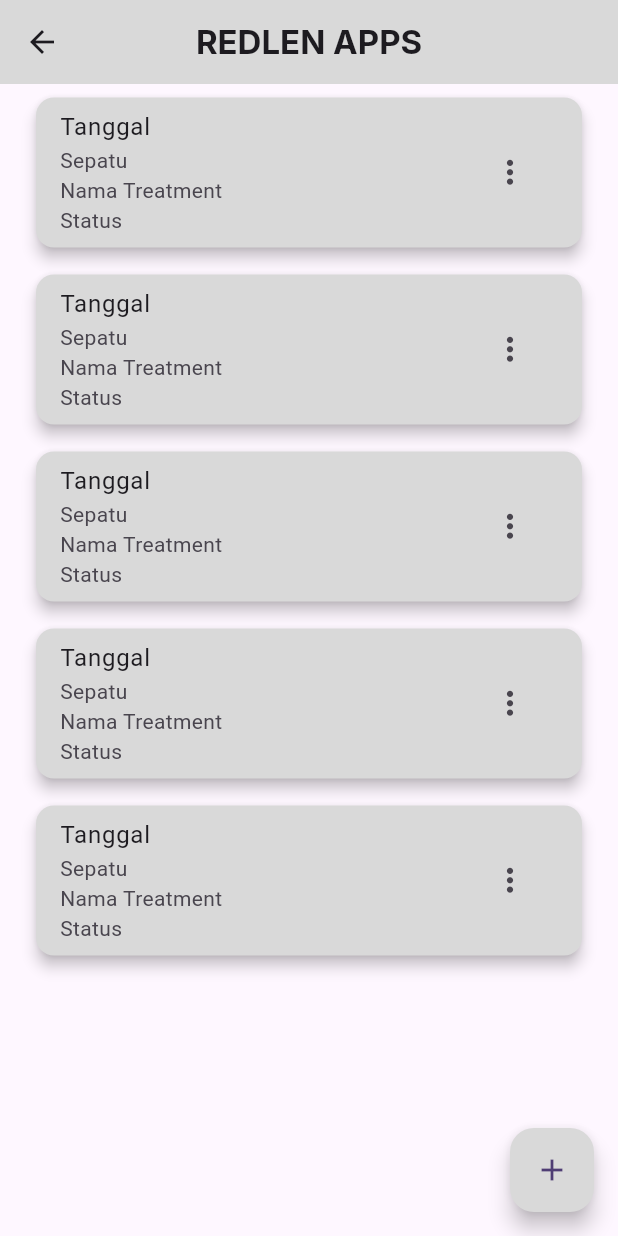
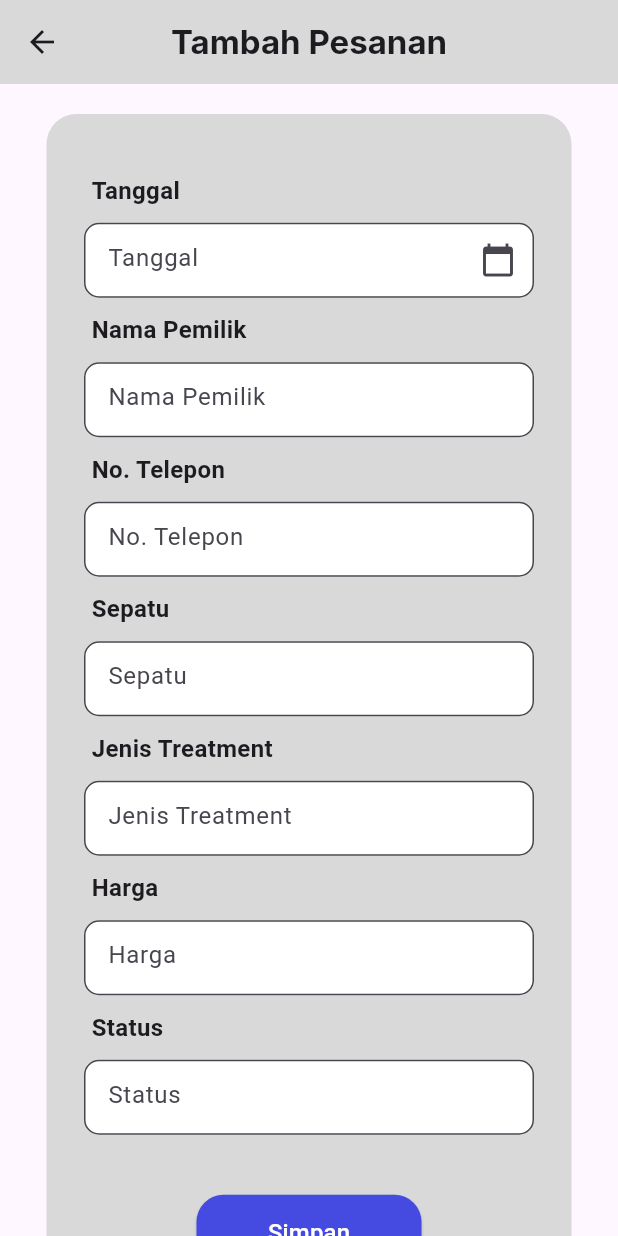
Before and after one commit to prgtyfzh/063_RedlenShoesCleaning, a Flutter app: the DashboardUser screen opened directly, after a tap on the "add" icon, on a phone screen of 412 x 824 dp. Run offline on Flutter 3.47's test engine with Material 2 defaults, Android fonts, the phone set to English and light mode, and no system bars; our stand-ins replace cloud_firestore, firebase_auth, firebase_core, google_fonts; accounts and stored records are empty.

Commit message:
membuat form create pesanan

```diff
--- /dev/null
+++ b/lib/view/user/createpesanan.dart
@@ -0,0 +1,330 @@
+import 'package:flutter/material.dart';
+import 'package:google_fonts/google_fonts.dart';
+
+class CreatePesanan extends StatefulWidget {
+  const CreatePesanan({super.key});
+
+  @override
+  State<CreatePesanan> createState() => _CreatePesananState();
+}
+
+class _CreatePesananState extends State<CreatePesanan> {
+  final TextEditingController _tanggalController = TextEditingController();
+  @override
+  Widget build(BuildContext context) {
+    return Scaffold(
+      appBar: AppBar(
+        backgroundColor: const Color(0xFFD9D9D9),
+        centerTitle: true,
+        title: Text(
+          'Tambah Pesanan',
+          style: GoogleFonts.inter(
+            fontWeight: FontWeight.bold,
+          ),
+        ),
+      ),
+      body: SafeArea(
+        child: SingleChildScrollView(
+          child: Center(
+            child: Padding(
+              padding: const EdgeInsets.all(20.0),
+              child: Container(
+                width: 350,
+                height: 800,
+                decoration: BoxDecoration(
+                  color: const Color(0xFFD9D9D9),
+                  borderRadius: BorderRadius.circular(20),
+                ),
+                child: Center(
+                  child: Column(
+                    mainAxisAlignment: MainAxisAlignment.center,
+                    children: [
+                      const Padding(
+                        padding: EdgeInsets.symmetric(
+                          vertical: 10.0,
+                          horizontal: 30.0,
+                        ),
+                        child: Align(
+                          alignment: Alignment.centerLeft,
+                          child: Text(
+                            'Tanggal', // Teks di atas TextFormField
+                            style: TextStyle(
+                              fontSize: 16,
+                              fontWeight: FontWeight.bold,
+                            ),
+                            textAlign: TextAlign.start,
+                          ),
+                        ),
+                      ),
+                      SizedBox(
+                        width: 300,
+                        height: 50,
+                        child: TextFormField(
+                          // controller: _tanggalController,
+                          decoration: InputDecoration(
+                            hintText: 'Tanggal',
+                            border: OutlineInputBorder(
+                              borderRadius: BorderRadius.circular(10.0),
+                            ),
+                            filled: true,
+                            fillColor: Colors.white,
+                            suffixIcon: IconButton(
+                              icon: const Icon(Icons.calendar_today),
+                              onPressed: () {
+                                // DatePicker.showDatePicker(
+                                //   context,
+                                //   showTitleActions: true,
+                                //   minTime: DateTime(2000, 1, 1),
+                                //   maxTime: DateTime(2030, 12, 31),
+                                //   onConfirm: (date) {
+                                //     _tanggalController.text = date
+                                //         .toString(); // Atur nilai teks sesuai tanggal yang dipilih
+                                //   },
+                                //   currentTime: DateTime.now(),
+                                //   locale: LocaleType.en,
+                                // );
+                              },
+                            ),
+                          ),
+                          readOnly: true, // Disable manual text input
+                          controller:
+                              _tanggalController, // Use a TextEditingController to control the text field value
+                        ),
+                      ),
+                      const Padding(
+                        padding: EdgeInsets.symmetric(
+                          vertical: 10.0,
+                          horizontal: 30.0,
+                        ),
+                        child: Align(
+                          alignment: Alignment.centerLeft,
+                          child: Text(
+                            'Nama Pemilik', // Teks di atas TextFormField
+                            style: TextStyle(
+                              fontSize: 16,
+                              fontWeight: FontWeight.bold,
+                            ),
+                            textAlign: TextAlign.start,
+                          ),
+                        ),
+                      ),
+                      SizedBox(
+                        width: 300,
+                        height: 50,
+                        child: TextFormField(
+                          // controller: _tanggalController,
+                          decoration: InputDecoration(
+                            hintText: 'Nama Pemilik',
+                            border: OutlineInputBorder(
+                              borderRadius: BorderRadius.circular(10.0),
+                            ),
+                            filled: true,
+                            fillColor: Colors.white,
+                          ),
+                        ),
+                      ),
+                      const Padding(
+                        padding: EdgeInsets.symmetric(
+                          vertical: 10.0,
+                          horizontal: 30.0,
+                        ),
+                        child: Align(
+                          alignment: Alignment.centerLeft,
+                          child: Text(
+                            'No. Telepon', // Teks di atas TextFormField
+                            style: TextStyle(
+                              fontSize: 16,
+                              fontWeight: FontWeight.bold,
+                            ),
+                            textAlign: TextAlign.start,
+                          ),
+                        ),
+                      ),
+                      SizedBox(
+                        width: 300,
+                        height: 50,
+                        child: TextFormField(
+                          // controller: _tanggalController,
+                          decoration: InputDecoration(
+                            hintText: 'No. Telepon',
+                            border: OutlineInputBorder(
+                              borderRadius: BorderRadius.circular(10.0),
+                            ),
+                            filled: true,
+                            fillColor: Colors.white,
+                          ),
+                        ),
+                      ),
+                      const Padding(
+                        padding: EdgeInsets.symmetric(
+                          vertical: 10.0,
+                          horizontal: 30.0,
+                        ),
+                        child: Align(
+                          alignment: Alignment.centerLeft,
+                          child: Text(
+                            'Sepatu', // Teks di atas TextFormField
+                            style: TextStyle(
+                              fontSize: 16,
+                              fontWeight: FontWeight.bold,
+                            ),
+                            textAlign: TextAlign.start,
+                          ),
+                        ),
+                      ),
+                      SizedBox(
+                        width: 300,
+                        height: 50,
+                        child: TextFormField(
+                          // controller: _tanggalController,
+                          decoration: InputDecoration(
+                            hintText: 'Sepatu',
+                            border: OutlineInputBorder(
+                              borderRadius: BorderRadius.circular(10.0),
+                            ),
+                            filled: true,
+                            fillColor: Colors.white,
+                          ),
+                        ),
+                      ),
+                      const Padding(
+                        padding: EdgeInsets.symmetric(
+                          vertical: 10.0,
+                          horizontal: 30.0,
+                        ),
+                        child: Align(
+                          alignment: Alignment.centerLeft,
+                          child: Text(
+                            'Jenis Treatment', // Teks di atas TextFormField
+                            style: TextStyle(
+                              fontSize: 16,
+                              fontWeight: FontWeight.bold,
+                            ),
+                            textAlign: TextAlign.start,
+                          ),
+                        ),
+                      ),
+                      SizedBox(
+                        width: 300,
+                        height: 50,
+                        child: TextFormField(
+                          // controller: _tanggalController,
+                          decoration: InputDecoration(
+                            hintText: 'Jenis Treatment',
+                            border: OutlineInputBorder(
+                              borderRadius: BorderRadius.circular(10.0),
+                            ),
+                            filled: true,
+                            fillColor: Colors.white,
+                          ),
+                        ),
+                      ),
+                      const Padding(
+                        padding: EdgeInsets.symmetric(
+                          vertical: 10.0,
+                          horizontal: 30.0,
+                        ),
+                        child: Align(
+                          alignment: Alignment.centerLeft,
+                          child: Text(
+                            'Harga', // Teks di atas TextFormField
+                            style: TextStyle(
+                              fontSize: 16,
+                              fontWeight: FontWeight.bold,
+                            ),
+                            textAlign: TextAlign.start,
+                          ),
+                        ),
+                      ),
+                      SizedBox(
+                        width: 300,
+                        height: 50,
+                        child: TextFormField(
+                          // controller: _tanggalController,
+                          decoration: InputDecoration(
+                            hintText: 'Harga',
+                            border: OutlineInputBorder(
+                              borderRadius: BorderRadius.circular(10.0),
+                            ),
+                            filled: true,
+                            fillColor: Colors.white,
+                          ),
+                        ),
+                      ),
+                      const Padding(
+                        padding: EdgeInsets.symmetric(
+                          vertical: 10.0,
+                          horizontal: 30.0,
+                        ),
+                        child: Align(
+                          alignment: Alignment.centerLeft,
+                          child: Text(
+                            'Status', // Teks di atas TextFormField
+                            style: TextStyle(
+                              fontSize: 16,
+                              fontWeight: FontWeight.bold,
+                            ),
+                            textAlign: TextAlign.start,
+                          ),
+                        ),
+                      ),
+                      SizedBox(
+                        width: 300,
+                        height: 50,
+                        child: TextFormField(
+                          // controller: _tanggalController,
+                          decoration: InputDecoration(
+                            hintText: 'Status',
+                            border: OutlineInputBorder(
+                              borderRadius: BorderRadius.circular(10.0),
+                            ),
+                            filled: true,
+                            fillColor: Colors.white,
+                          ),
+                        ),
+                      ),
+                      const SizedBox(height: 40),
+                      ElevatedButton(
+                        onPressed: () {
+                          // Retrieve the values from the text fields
+                          // String tanggal = _tanggalController.text;
+                          // String nama = _namaController.text;
+                          // String harga = _hargaController.text;
+
+                          // Do something with the data (e.g., add it to a list, save to a database, etc.)
+                          // ...
+
+                          // Clear the text fields
+                          // _tanggalController.clear();
+                          // _namaController.clear();
+                          // _hargaController.clear();
+
+                          // Show a snackbar or navigate to a new screen to indicate successful data submission
+                          // ...
+                        },
+                        style: ElevatedButton.styleFrom(
+                          backgroundColor: const Color(0xFF454BE0),
+                          shape: RoundedRectangleBorder(
+                            borderRadius: BorderRadius.circular(18),
+                          ),
+                          minimumSize: const Size(150, 50),
+                        ),
+                        child: const Text(
+                          'Simpan',
+                          style: TextStyle(
+                            fontSize: 16,
+                            color: Colors.white,
+                          ),
+                        ),
+                      ),
+                    ],
+                  ),
+                ),
+              ),
+            ),
+          ),
+        ),
+      ),
+    );
+  }
+}
--- a/lib/view/user/dashboarduser.dart
+++ b/lib/view/user/dashboarduser.dart
@@ -1,5 +1,6 @@
 import 'package:flutter/material.dart';
 import 'package:google_fonts/google_fonts.dart';
+import 'package:redlenshoescleaning/view/user/createpesanan.dart';
 
 class DashboardUser extends StatefulWidget {
   const DashboardUser({super.key});
@@ -92,12 +93,12 @@ class _DashboardUserState extends State<DashboardUser> {
       ),
       floatingActionButton: FloatingActionButton(
         onPressed: () {
-          // Navigator.push(
-          //   context,
-          //   MaterialPageRoute(
-          //     builder: (context) => const CreatePengeluaran(),
-          //   ),
-          // );
+          Navigator.push(
+            context,
+            MaterialPageRoute(
+              builder: (context) => const CreatePesanan(),
+            ),
+          );
         },
         backgroundColor: const Color(0xFFD9D9D9),
         child: const Icon(Icons.add),
```
